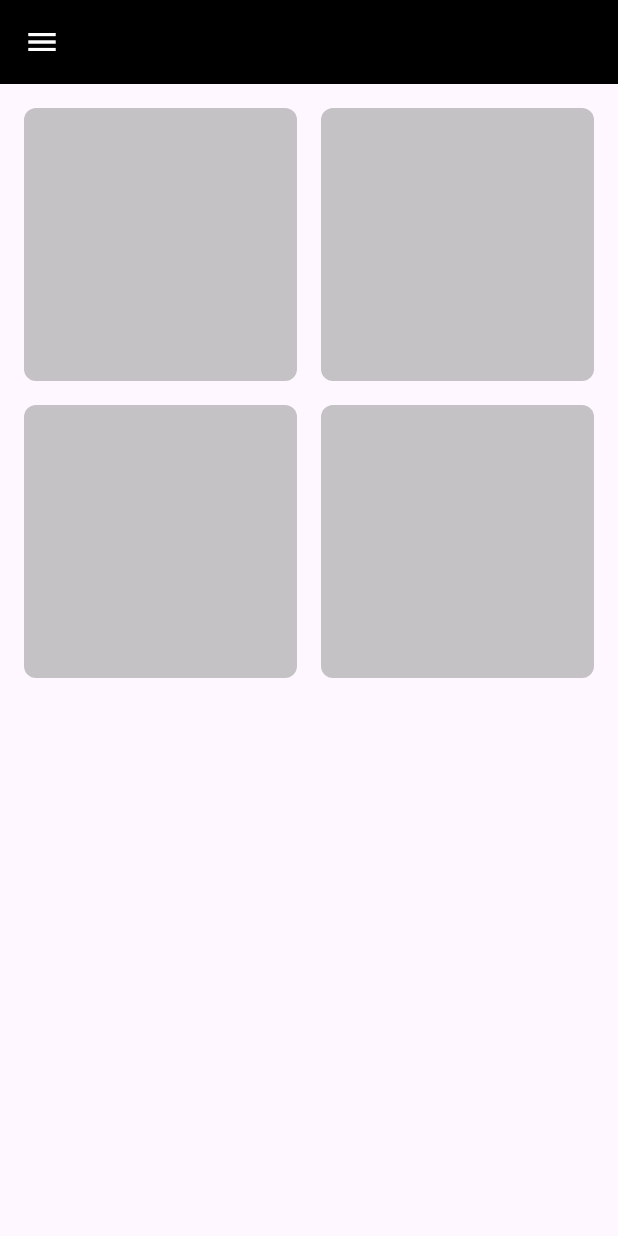
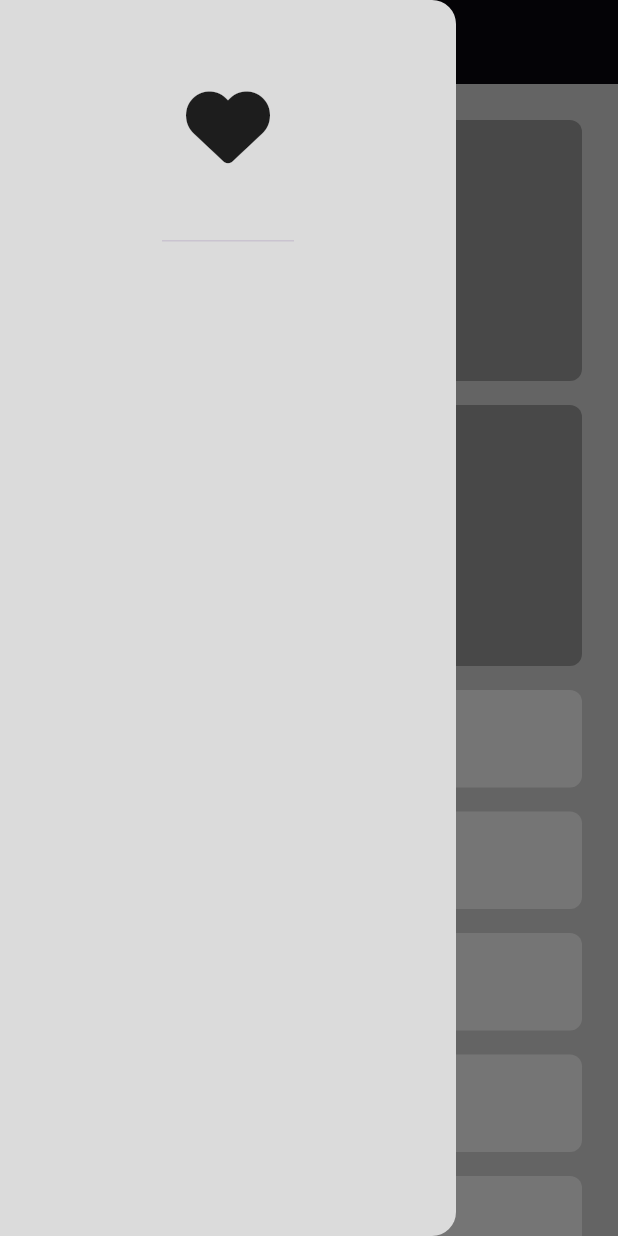
Before and after one commit to carnage67694325/adaptive_app, a Flutter app: the HomeView screen opened directly, after a tap on the "menu" icon, on a phone screen of 412 x 824 dp. Run offline on Flutter 3.47's test engine with Material 3 defaults, Android fonts, the phone set to English and light mode, and no system bars; our stand-ins replace font_awesome_flutter.

Commit message:
many changes i dont care

```diff
--- a/lib/features/home/views/home_view.dart
+++ b/lib/features/home/views/home_view.dart
@@ -1,20 +1,52 @@
+import 'package:adaptive_app/features/home/views/widgets/custom_drawer.dart';
 import 'package:adaptive_app/features/home/views/widgets/home_view_body.dart';
 import 'package:flutter/material.dart';
 
-class HomeView extends StatelessWidget {
+class HomeView extends StatefulWidget {
   const HomeView({super.key});
 
   @override
+  State<HomeView> createState() => _HomeViewState();
+}
+
+GlobalKey<ScaffoldState> scaffoldKey = GlobalKey();
+bool isDrawerOpend = false;
+
+class _HomeViewState extends State<HomeView> {
+  @override
   Widget build(BuildContext context) {
     return Scaffold(
+        key: scaffoldKey,
+        drawer: const CustomDrawer(),
+        onDrawerChanged: (isOpened) {
+          setState(() {
+            isDrawerOpend = isOpened;
+          });
+        },
         appBar: AppBar(
           backgroundColor: Colors.black,
           leading: IconButton(
-            onPressed: () {},
-            icon: const Icon(
-              Icons.menu,
-              color: Colors.white,
-            ),
+            onPressed: () {
+              scaffoldKey.currentState!.openDrawer();
+              if (scaffoldKey.currentState!.isDrawerOpen) {
+                setState(() {
+                  isDrawerOpend = true;
+                });
+              } else {
+                setState(() {
+                  isDrawerOpend = false;
+                });
+              }
+            },
+            icon: isDrawerOpend
+                ? const Icon(
+                    Icons.menu_open,
+                    color: Colors.white,
+                  )
+                : const Icon(
+                    Icons.menu,
+                    color: Colors.white,
+                  ),
           ),
         ),
         body: const HomeViewBody());
--- /dev/null
+++ b/lib/features/home/views/widgets/custom_drawer.dart
@@ -0,0 +1,22 @@
+import 'package:flutter/material.dart';
+import 'package:font_awesome_flutter/font_awesome_flutter.dart';
+
+class CustomDrawer extends StatelessWidget {
+  const CustomDrawer({super.key});
+
+  @override
+  Widget build(BuildContext context) {
+    return const Drawer(
+      backgroundColor: Color(0xffDBDBDB),
+      child: Column(
+        children: [
+          DrawerHeader(
+              child: Icon(
+            FontAwesomeIcons.solidHeart,
+            size: 56,
+          )),
+        ],
+      ),
+    );
+  }
+}
--- a/lib/features/home/views/widgets/custom_sliver_grid.dart
+++ b/lib/features/home/views/widgets/custom_sliver_grid.dart
@@ -6,13 +6,16 @@ class CustomSliverGrid extends StatelessWidget {
 
   @override
   Widget build(BuildContext context) {
-    return SliverGrid.builder(
+    return SliverPadding(
+      padding: const EdgeInsets.all(8.0),
+      sliver: SliverGrid.builder(
         itemCount: 4,
         gridDelegate: const SliverGridDelegateWithFixedCrossAxisCount(
             crossAxisCount: 2, crossAxisSpacing: 16, mainAxisSpacing: 16),
         itemBuilder: (context, index) {
           return const GridItem();
         },
+      ),
     );
   }
 }
--- a/lib/features/home/views/widgets/grid_item.dart
+++ b/lib/features/home/views/widgets/grid_item.dart
@@ -9,8 +9,7 @@ class GridItem extends StatelessWidget {
   Widget build(BuildContext context) {
     return Container(
       decoration: BoxDecoration(
-          color: Colors.grey.withOpacity(.6),
-          borderRadius: BorderRadius.circular(8)),
+          color: Colors.grey, borderRadius: BorderRadius.circular(8)),
     );
   }
 }
--- a/lib/features/home/views/widgets/home_view_body.dart
+++ b/lib/features/home/views/widgets/home_view_body.dart
@@ -1,4 +1,5 @@
 import 'package:adaptive_app/features/home/views/widgets/custom_sliver_grid.dart';
+import 'package:adaptive_app/features/home/views/widgets/custom_sliver_list.dart';
 import 'package:flutter/material.dart';
 
 class HomeViewBody extends StatelessWidget {
@@ -16,6 +17,7 @@ class HomeViewBody extends StatelessWidget {
             ),
           ),
           CustomSliverGrid(),
+          CustomSliverList(),
         ],
       ),
     );
--- /dev/null
+++ b/lib/features/home/views/widgets/sliver_list_item.dart
@@ -0,0 +1,14 @@
+import 'package:flutter/material.dart';
+
+class SliverListItem extends StatelessWidget {
+  const SliverListItem({super.key});
+
+  @override
+  Widget build(BuildContext context) {
+    return Container(
+      height: 65,
+      decoration: BoxDecoration(
+          color: Colors.white, borderRadius: BorderRadius.circular(8)),
+    );
+  }
+}
--- a/lib/main.dart
+++ b/lib/main.dart
@@ -10,9 +10,10 @@ class AdaptiveApp extends StatelessWidget {
 
   @override
   Widget build(BuildContext context) {
-    return const MaterialApp(
+    return MaterialApp(
+      theme: ThemeData(scaffoldBackgroundColor: const Color(0xffDBDBDB)),
       debugShowCheckedModeBanner: false,
-      home: HomeView(),
+      home: const HomeView(),
     );
   }
 }
--- a/pubspec.yaml
+++ b/pubspec.yaml
@@ -35,6 +35,7 @@ dependencies:
   # The following adds the Cupertino Icons font to your application.
   # Use with the CupertinoIcons class for iOS style icons.
   cupertino_icons: ^1.0.6
+  font_awesome_flutter: ^10.7.0
 
 dev_dependencies:
   flutter_test:
```
Also changed, not shown: lib/features/home/views/widgets/custom_sliver_list.dart (added, +19 -0 lines), pubspec.lock. Lines whose indentation alone changed are shown as unchanged.
